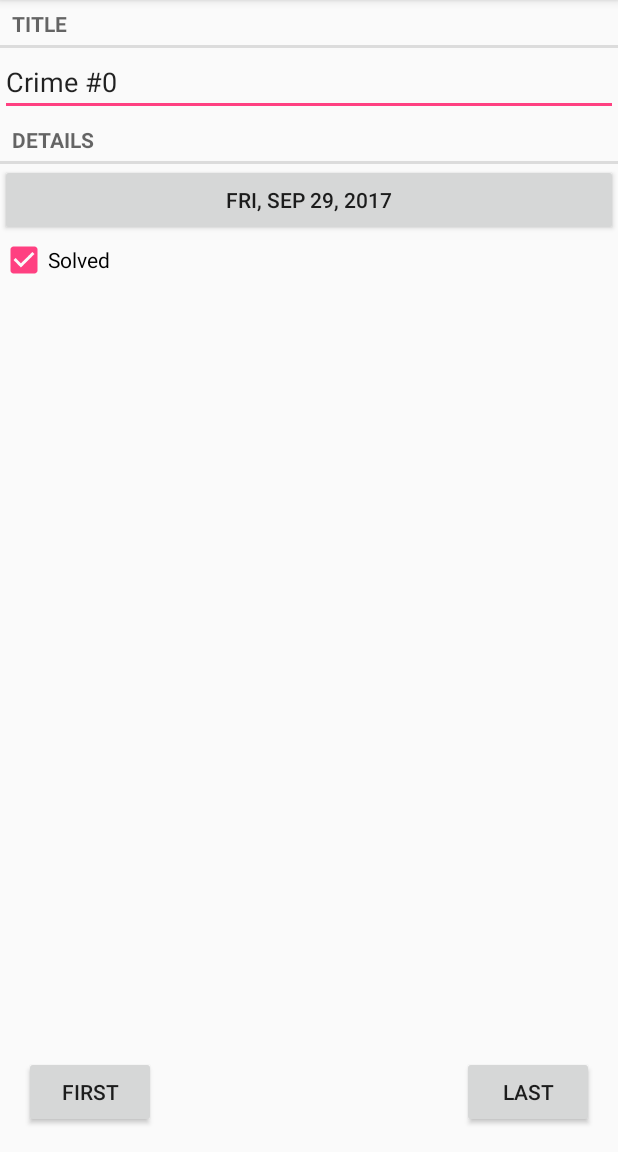
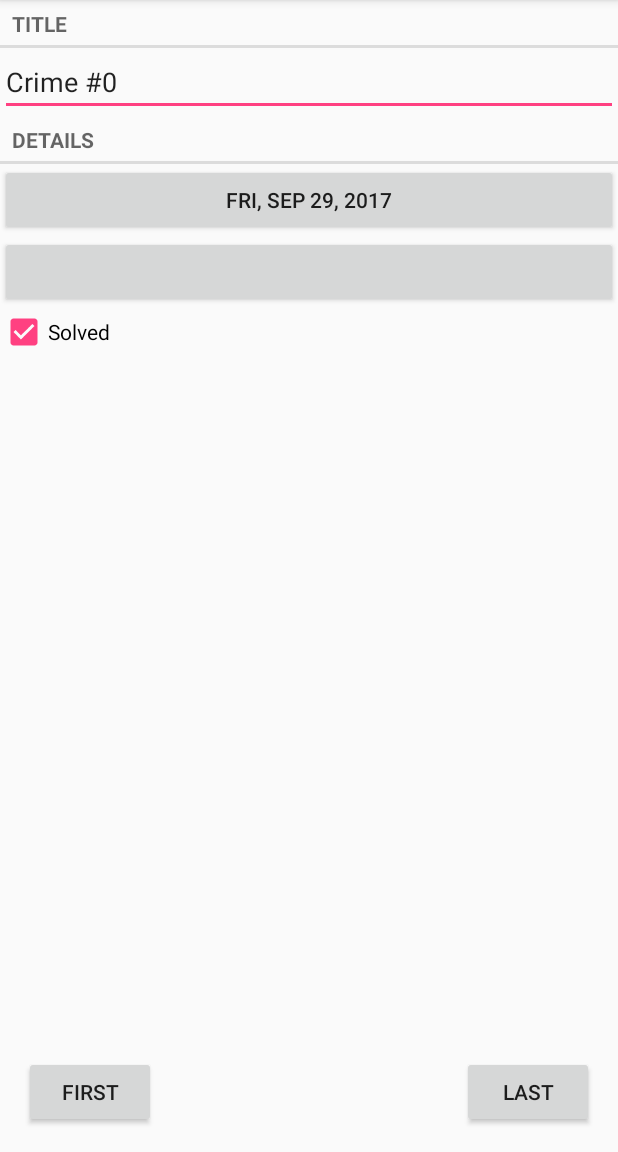
Before and after one commit to TerryGlen/CriminalIntent, an Android app: the CrimeFragment screen opened directly, with no data from a screen before it, on a phone screen of 412 x 824 dp, the part 84-1236 px from its top. Run offline under Robolectric (Android 15) with nearby library versions, the phone set to English and light mode, and no system bars.

```diff
--- a/app/src/main/java/com/example/terry/criminalintent/Crime.java
+++ b/app/src/main/java/com/example/terry/criminalintent/Crime.java
@@ -1,7 +1,9 @@
 package com.example.terry.criminalintent;
 
+import java.sql.Time;
 import java.text.DateFormat;
 import java.util.Date;
+import java.util.Timer;
 import java.util.UUID;
 
 /**
--- a/app/src/main/java/com/example/terry/criminalintent/CrimeFragment.java
+++ b/app/src/main/java/com/example/terry/criminalintent/CrimeFragment.java
@@ -10,6 +10,7 @@ import android.support.v4.view.ViewPager;
 import android.text.Editable;
 import android.text.TextWatcher;
 import android.text.format.DateFormat;
+import android.text.format.Time;
 import android.view.LayoutInflater;
 import android.view.View;
 import android.view.ViewGroup;
@@ -31,10 +32,13 @@ public class CrimeFragment extends Fragment{
 
     private static final String ARG_CRIME_ID = "crime_id";
     private static final String DIALOG_DATE = "DialogDate";
+    private static final String DIALOG_TIME = "DialogTime";
     private static final int REQUEST_DATE = 0;
+    private static final int REQUEST_TIME = 0;
     private Crime mCrime;
     private EditText mTitleField;
     private Button mDateButton;
+    private Button mTimeButton;
     private CheckBox mSolvedCheckBox;
     public static CrimeFragment newInstance(UUID crimeId){
         Bundle args = new Bundle();
@@ -88,6 +92,20 @@ public class CrimeFragment extends Fragment{
                 dialog.show(manager , DIALOG_DATE);
             }
         });
+        mTimeButton = (Button) v.findViewById(R.id.crime_time);
+        mTimeButton.setOnClickListener(new View.OnClickListener() {
+            @Override
+            public void onClick(View v){
+                FragmentManager manager = getFragmentManager();
+                TimePickerFragment dialog = TimePickerFragment.
+                        newInstance(mCrime.getDate());
+                //Binds relationships between CrimeFragment and DatePickerFragment
+                dialog.setTargetFragment(CrimeFragment.this, REQUEST_TIME);
+                dialog.show(manager , DIALOG_TIME);
+
+            }
+
+        });
         mSolvedCheckBox = (CheckBox) v.findViewById(R.id.crime_solved);
         mSolvedCheckBox.setChecked(mCrime.isSolved());
         mSolvedCheckBox.setOnCheckedChangeListener(new OnCheckedChangeListener() {
--- a/app/src/main/res/layout/fragment_crime.xml
+++ b/app/src/main/res/layout/fragment_crime.xml
@@ -30,6 +30,12 @@
         android:layout_width="match_parent"
         android:layout_height="wrap_content"/>
 
+    <Button
+        android:id="@+id/crime_time"
+        android:layout_width="match_parent"
+        android:layout_height="wrap_content"
+        />
+
     <CheckBox
         android:id="@+id/crime_solved"
         android:layout_width="match_parent"
```
Also changed, not shown: app/src/main/java/com/example/terry/criminalintent/TimePickerFragment.java (added, +76 -0 lines), app/src/main/res/layout/dialog_time.xml (added, +7 -0 lines).
